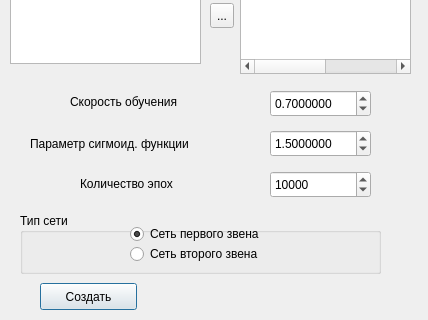
Above: neirosetdialog.ui from dieza13/GMDH1 before the change; both pictures show x 0 to 428 and y 277 to 597 of the 428 by 597 pixel window. Below: the same form after it.
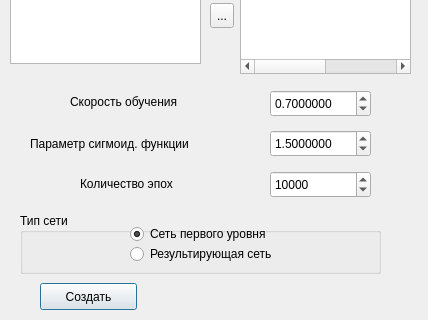
That is the form after the change. Icons and pictures are not drawn.

The edit to the form file:
```diff
--- a/neirosetdialog.ui
+++ b/neirosetdialog.ui
@@ -211,7 +211,7 @@
      </rect>
     </property>
     <property name="text">
-     <string>Сеть первого звена</string>
+     <string>Сеть первого уровня</string>
     </property>
     <property name="checked">
      <bool>true</bool>
@@ -222,12 +222,12 @@
      <rect>
       <x>110</x>
       <y>30</y>
-      <width>161</width>
+      <width>181</width>
       <height>22</height>
      </rect>
     </property>
     <property name="text">
-     <string>Сеть второго звена</string>
+     <string>Результирующая сеть</string>
     </property>
    </widget>
   </widget>
```
